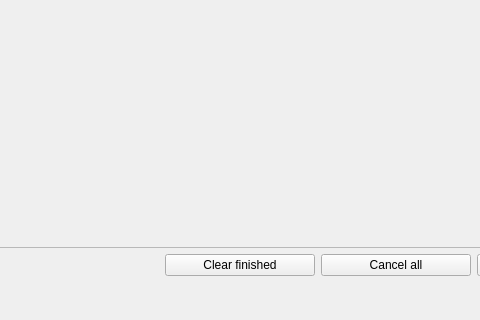
PASTA-ELN/pasta-eln, file pasta_eln/GUI/dataverse/main_dialog_base.ui: the form before one commit; both pictures show x 623 to 1103 and y 462 to 782 of the 1261 by 782 pixel window.
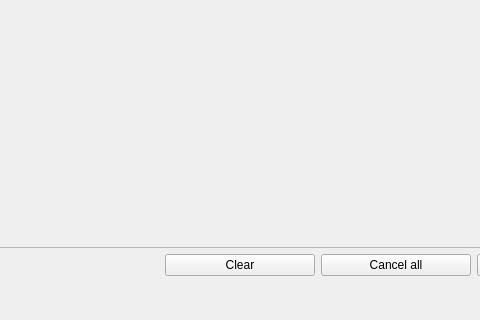
The form after the commit.

Commit message: - Modified gui.py to use show instead of exec which allows proper display of login config dialog when the credentials fail. - Adapted the failing tests.

What changed in the file:
```diff
--- a/pasta_eln/GUI/dataverse/main_dialog_base.ui
+++ b/pasta_eln/GUI/dataverse/main_dialog_base.ui
@@ -205,7 +205,7 @@
               <string>Clear all finished/cancelled/error uploads.</string>
              </property>
              <property name="text">
-              <string>Clear finished</string>
+              <string>Clear</string>
              </property>
             </widget>
            </item>
```
The commit also changes 4 other files.
